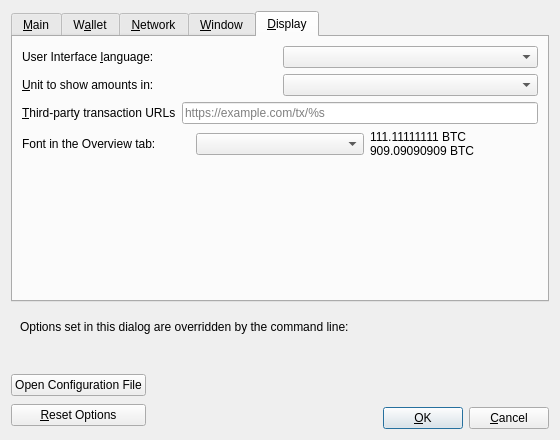
This is src/qt/forms/optionsdialog.ui in MrMiner-org/TheMinerzCoin as Qt 5 draws it before an edit. The edited form follows.
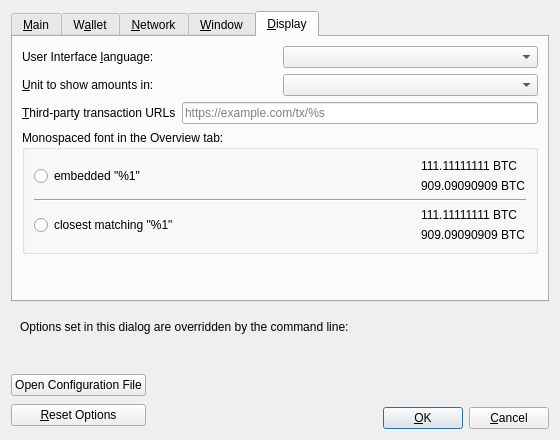
This is the edited form. The open tabs and pages were chosen to show the change. Custom widgets are drawn as their Qt base class.

```diff
--- a/src/qt/forms/optionsdialog.ui
+++ b/src/qt/forms/optionsdialog.ui
@@ -814,29 +814,104 @@
         </layout>
        </item>
        <item>
-        <layout class="QHBoxLayout" name="horizontalLayout_4_Display">
+        <widget class="QGroupBox" name="font_groupBox">
+         <property name="title">
+          <string>Monospaced font in the Overview tab:</string>
+         </property>
+         <layout class="QVBoxLayout" name="font_verticalLayout">
          <item>
-          <widget class="QLabel" name="moneyFontLabel">
+           <layout class="QHBoxLayout" name="embeddedFont_horizontalLayout">
+            <item>
+             <widget class="QRadioButton" name="embeddedFont_radioButton">
            <property name="text">
-            <string>Font in the Overview tab: </string>
-           </property>
-           <property name="buddy">
-            <cstring>moneyFont</cstring>
-           </property>
+               <string>embedded &quot;%1&quot;</string>
+              </property>
+             </widget>
+            </item>
+            <item>
+             <spacer name="embeddedFont_horizontalSpacer">
+              <property name="orientation">
+               <enum>Qt::Horizontal</enum>
+              </property>
+              <property name="sizeHint" stdset="0">
+               <size>
+                <width>40</width>
+                <height>20</height>
+               </size>
+              </property>
+             </spacer>
+            </item>
+            <item>
+             <layout class="QVBoxLayout" name="embeddedFont_verticalLayout">
+              <item>
+               <widget class="QLabel" name="embeddedFont_label_1">
+                <property name="text">
+                 <string notr="true">111.11111111 BTC</string>
+                </property>
           </widget>
          </item>
          <item>
-          <widget class="QComboBox" name="moneyFont"/>
-         </item>
+               <widget class="QLabel" name="embeddedFont_label_9">
+                <property name="text">
+                 <string notr="true">909.09090909 BTC</string>
+                </property>
+               </widget>
+              </item>
+             </layout>
+            </item>
+           </layout>
+          </item>
          <item>
-          <widget class="QLabel" name="moneyFont_preview">
+           <widget class="Line" name="font_line">
+            <property name="orientation">
+             <enum>Qt::Horizontal</enum>
+            </property>
+           </widget>
+          </item>
+          <item>
+           <layout class="QHBoxLayout" name="systemFont_horizontalLayout">
+            <item>
+             <widget class="QRadioButton" name="systemFont_radioButton">
            <property name="text">
-            <string notr="true">111.11111111 BTC
-909.09090909 BTC</string>
+               <string>closest matching &quot;%1&quot;</string>
            </property>
           </widget>
          </item>
-        </layout>
+            <item>
+             <spacer name="systemFont_horizontalSpacer">
+              <property name="orientation">
+               <enum>Qt::Horizontal</enum>
+              </property>
+              <property name="sizeHint" stdset="0">
+               <size>
+                <width>40</width>
+                <height>20</height>
+               </size>
+              </property>
+             </spacer>
+            </item>
+            <item>
+             <layout class="QVBoxLayout" name="systemFont_verticalLayout">
+              <item>
+               <widget class="QLabel" name="systemFont_label_1">
+                <property name="text">
+                 <string notr="true">111.11111111 BTC</string>
+                </property>
+               </widget>
+              </item>
+              <item>
+               <widget class="QLabel" name="systemFont_label_9">
+                <property name="text">
+                 <string notr="true">909.09090909 BTC</string>
+                </property>
+               </widget>
+              </item>
+             </layout>
+            </item>
+           </layout>
+          </item>
+         </layout>
+        </widget>
        </item>
        <item>
         <spacer name="verticalSpacer_Display">
```
Lines whose indentation alone changed are shown as unchanged.
